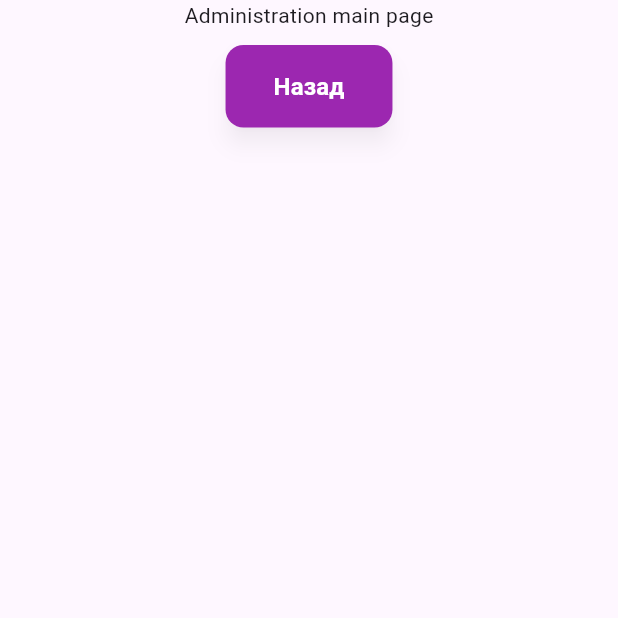
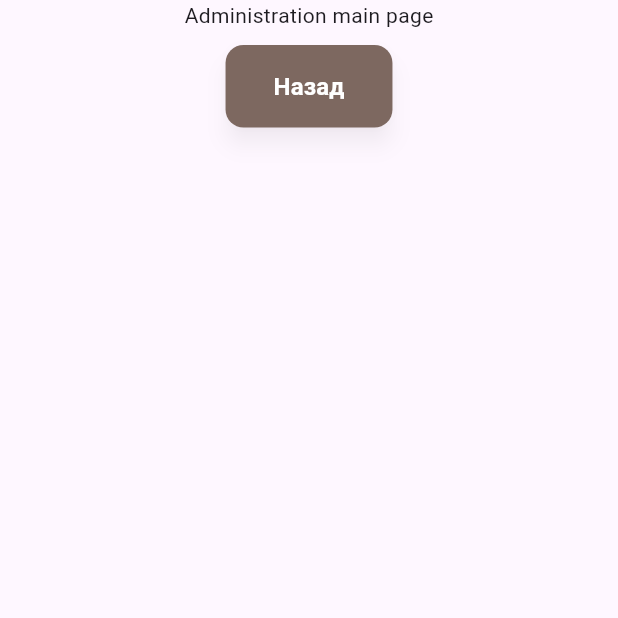
Before and after one commit to KimYuriy/hackaton_2025_parking, a Flutter app: the screen it shows after launch, after a tap on "Администратор", on a phone screen of 412 x 824 dp, the top half of it. Run offline on Flutter 3.47's test engine with Material 3 defaults, Android fonts, the phone set to English and light mode, and no system bars; our stand-ins replace freezed_annotation, shared_preferences.

Commit message:
add theme

```diff
--- a/lib/components/default_components/buttons/default_button.dart
+++ b/lib/components/default_components/buttons/default_button.dart
@@ -22,9 +22,11 @@ class DefaultButton extends StatelessWidget {
 
   @override
   Widget build(BuildContext context) {
+    final theme = Theme.of(context).colorScheme;
+
     return ElevatedButton(
       style: ElevatedButton.styleFrom(
-        backgroundColor: color,
+        backgroundColor: theme.primary,
         foregroundColor: textColor,
         padding: EdgeInsets.symmetric(vertical: padding, horizontal: padding * 2),
         shape: RoundedRectangleBorder(
--- a/lib/components/pages/auth/auth_roles_preload.dart
+++ b/lib/components/pages/auth/auth_roles_preload.dart
@@ -11,7 +11,10 @@ class AuthRolesPreload extends StatelessWidget {
 
   @override
   Widget build(BuildContext context) {
+    final theme = Theme.of(context).colorScheme;
+
     return Scaffold(
+      backgroundColor: theme.surface,
       body: Padding(
         padding: const EdgeInsets.all(8.0),
         child: Center(
--- /dev/null
+++ b/lib/components/theme/theme.dart
@@ -0,0 +1,22 @@
+import 'package:flutter/material.dart';
+import 'colors.dart';
+
+ThemeData lightTheme = ThemeData.light().copyWith(
+  colorScheme: const ColorScheme.light(
+      surface: AppColors.grey,
+      primary: AppColors.beige,
+      secondary: AppColors.plum,
+      tertiary: AppColors.charcoal,
+      scrim: AppColors.black
+  ),
+);
+
+ThemeData darkTheme = ThemeData.dark().copyWith(
+  colorScheme: const ColorScheme.dark(
+      surface: AppColors.charcoal,
+      primary: AppColors.plum,
+      secondary: AppColors.beige,
+      tertiary: AppColors.grey,
+      scrim: AppColors.cream
+  ),
+);
--- /dev/null
+++ b/lib/components/theme/theme_provider.dart
@@ -0,0 +1,40 @@
+import 'package:flutter/material.dart';
+import 'package:shared_preferences/shared_preferences.dart';
+
+import 'theme.dart';
+
+class ThemeProvider with ChangeNotifier {
+  ThemeData _themeData = darkTheme;
+  bool _isDarkTheme = true;
+
+  ThemeProvider() {
+    _initializeTheme();
+  }
+
+  ThemeData get themeData => _themeData;
+  bool get isDarkTheme => _isDarkTheme;
+
+  bool toggleTheme() {
+    _isDarkTheme = !_isDarkTheme;
+    _themeData = _isDarkTheme ? darkTheme : lightTheme;
+    _saveThemePreference();
+    notifyListeners();
+    return _isDarkTheme;
+  }
+
+  Future<void> _initializeTheme() async {
+    _isDarkTheme = await getDarkThemePreference();
+    _themeData = _isDarkTheme ? darkTheme : lightTheme;
+    notifyListeners();
+  }
+
+  void _saveThemePreference() async {
+    SharedPreferences prefs = await SharedPreferences.getInstance();
+    prefs.setBool('isDarkTheme', _isDarkTheme);
+  }
+
+  Future<bool> getDarkThemePreference() async {
+    SharedPreferences prefs = await SharedPreferences.getInstance();
+    return prefs.getBool('isDarkTheme') ?? false;
+  }
+}
--- a/lib/main.dart
+++ b/lib/main.dart
@@ -5,9 +5,18 @@ import 'package:parking_admin/components/pages/roles/administrator/administrator
 import 'package:parking_admin/components/pages/roles/management_company/management_company_main/management_company_main_page.dart';
 import 'package:parking_admin/components/pages/roles/owner/owner_main/owner_main_page.dart';
 import 'package:parking_admin/components/pages/roles/tenant/tenant_main/tenant_main_page.dart';
+import 'package:parking_admin/components/theme/theme_provider.dart';
+import 'package:provider/provider.dart';
 
-void main() {
-  runApp(const MyApp());
+void main() async {
+  runApp(
+    MultiProvider(
+      providers: [
+        ChangeNotifierProvider(create: (context) => ThemeProvider())
+      ],
+      child: const MyApp(),
+    )
+  );
 }
 
 class MyApp extends StatelessWidget {
@@ -18,6 +27,7 @@ class MyApp extends StatelessWidget {
     return MaterialApp(
       debugShowCheckedModeBanner: false,
       title: 'Parking - Admin',
+      theme: Provider.of<ThemeProvider>(context).themeData,
       initialRoute: AuthRolesPreload.route,
       routes: {
         PlacesPage.route: (_) => PlacesPage(),
--- a/pubspec.yaml
+++ b/pubspec.yaml
@@ -9,6 +9,8 @@ environment:
 dependencies:
   flutter:
     sdk: flutter
+  provider: null
+  shared_preferences: ^2.0.11
   cupertino_icons: ^1.0.8
   flutter_bloc: ^8.1.3
   bloc_concurrency: ^0.2.3
```
Also changed, not shown: lib/components/theme/colors.dart (added, +14 -0 lines), pubspec.lock, 1 other file.
